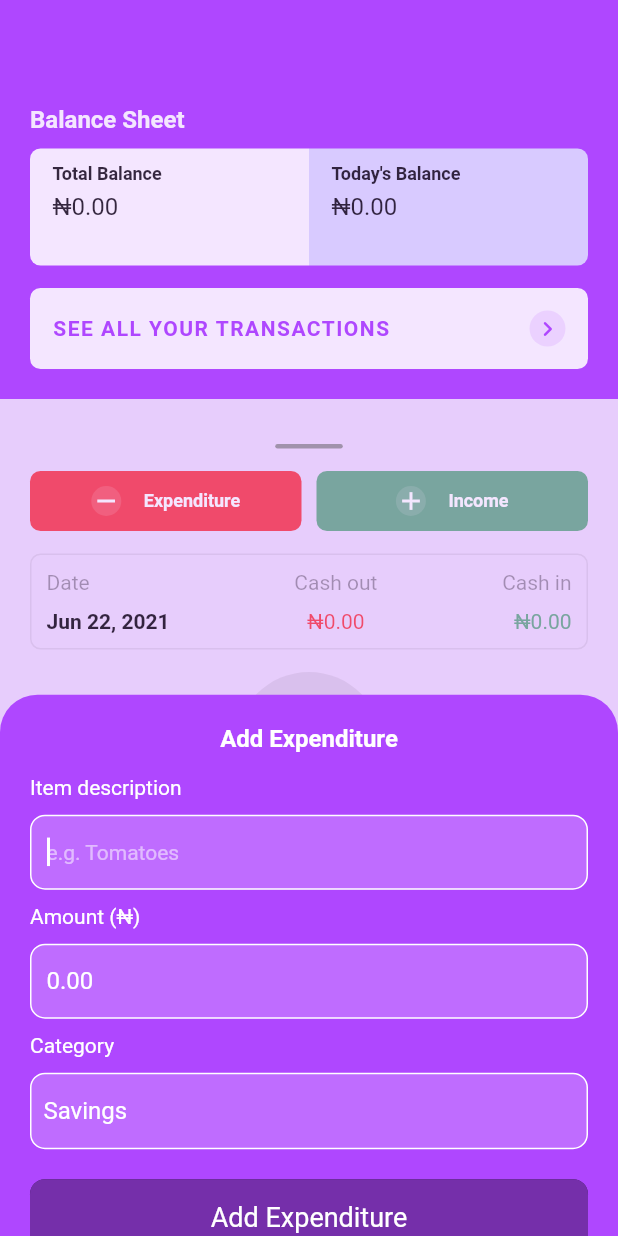
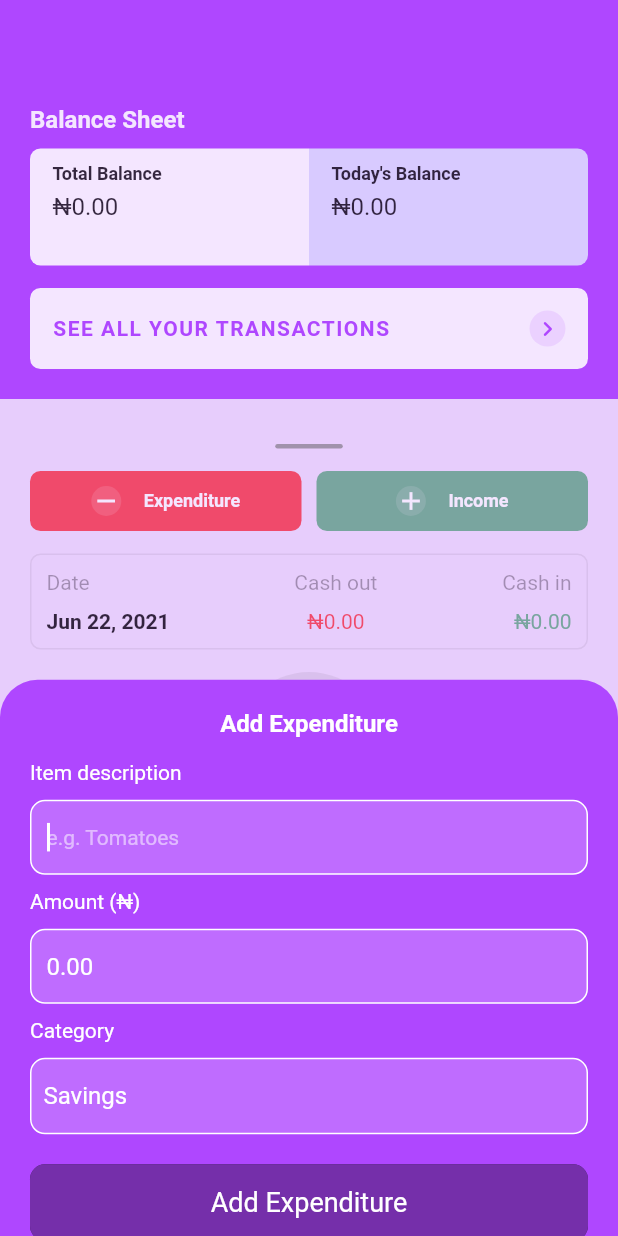
Before and after one commit to benjaminudoh10/balance-sheet, a Flutter app: the screen it shows after launch, after a tap on "Expenditure", on a phone screen of 412 x 824 dp. Run offline on Flutter 3.47's test engine with Material 2 defaults, Android fonts, the light colour scheme and no system bars; our stand-ins replace flutter_spinkit, get, google_fonts, modal_bottom_sheet, sqflite; accounts and stored records are empty.

Commit message:
[Ben] Increase height of form modal
Signed-off-by: Benjamin Udoh <benjaminudoh10@gmail.com>

```diff
--- a/lib/screens/new_income_form.dart
+++ b/lib/screens/new_income_form.dart
@@ -18,7 +18,7 @@ class IncomeForm extends StatelessWidget {
   Widget build(BuildContext context) {
     return Obx(() => Container(
       padding: EdgeInsets.all(20.0),
-      height: Get.height * 0.438,
+      height: Get.height * 0.45,
       decoration: new BoxDecoration(
         color: Color(0xFFAF47FF),
         borderRadius: new BorderRadius.only(
```
